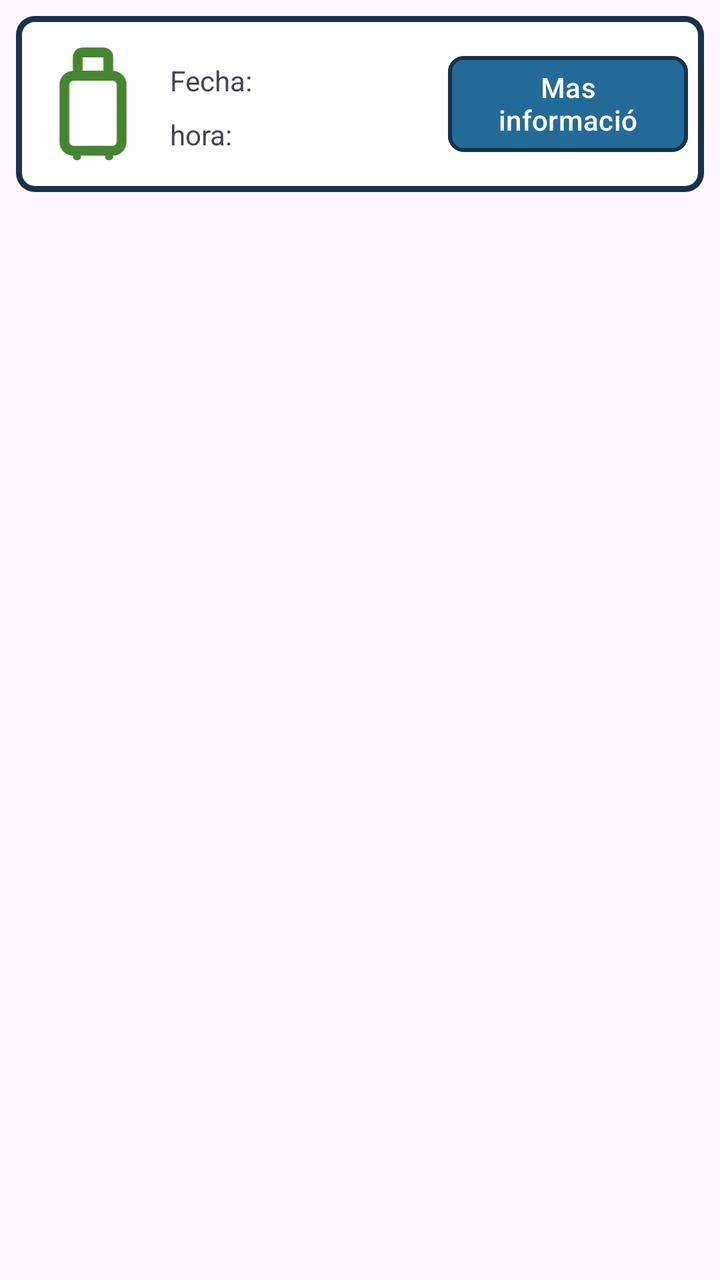
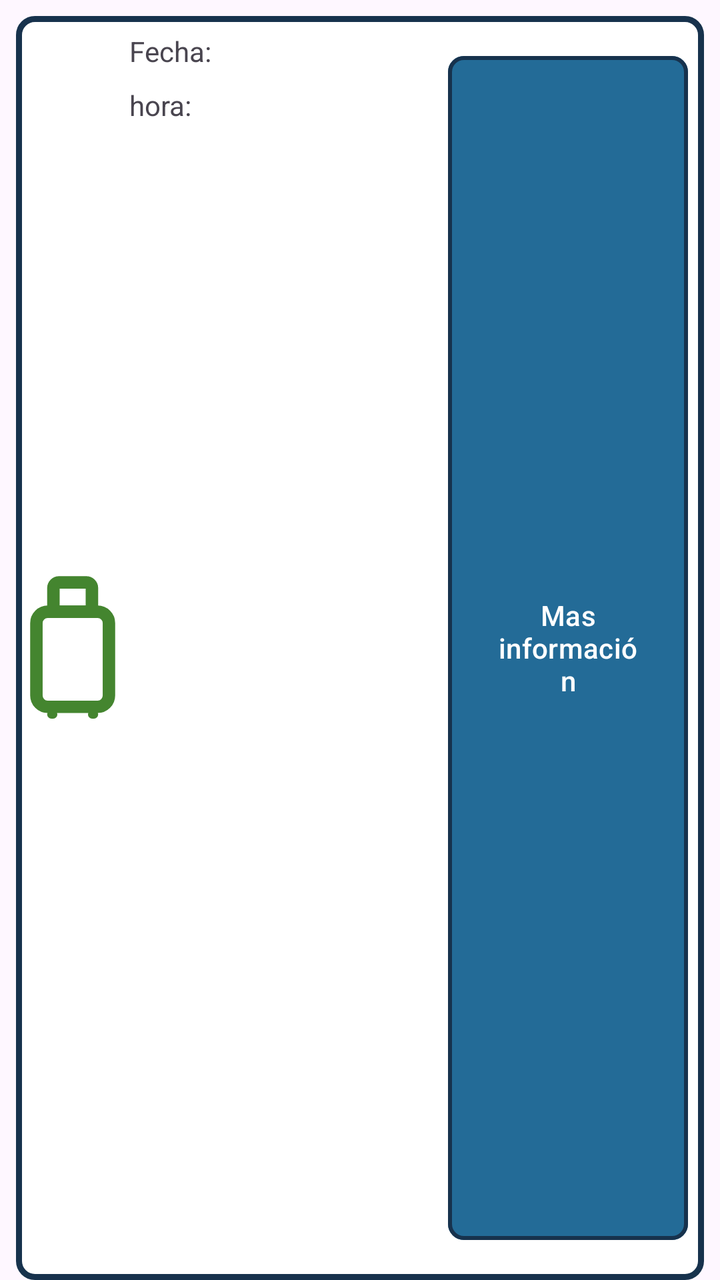

Two renders of the same Android screen: before a commit and after it. Below are the layout's source before the change and the commit's diff.
<!-- AndroidManifest.xml: application theme Theme.AEGIS -->
<!-- res/layout/golpes_recibidos_elementos.xml -->
<?xml version="1.0" encoding="utf-8"?>
<androidx.constraintlayout.widget.ConstraintLayout xmlns:android="http://schemas.android.com/apk/res/android"
    xmlns:app="http://schemas.android.com/apk/res-auto"
    xmlns:tools="http://schemas.android.com/tools"
    android:layout_width="match_parent"
    android:layout_height="match_parent">

    <TextView
        android:id="@+id/textView2"
        android:layout_width="0dp"
        android:layout_height="0dp"
        android:layout_marginStart="8dp"
        android:layout_marginTop="8dp"
        android:layout_marginEnd="8dp"
        android:background="@drawable/borde_tarjeta"
        app:layout_constraintBottom_toTopOf="@+id/guideline4"
        app:layout_constraintEnd_toEndOf="parent"
        app:layout_constraintHorizontal_bias="0.0"
        app:layout_constraintStart_toStartOf="parent"
        app:layout_constraintTop_toTopOf="parent"
        app:strokeColor="#17324D"
        app:strokeWidth="4dp" />

    <androidx.constraintlayout.widget.Guideline
        android:id="@+id/guideline4"
        android:layout_width="wrap_content"
        android:layout_height="wrap_content"
        android:orientation="horizontal"
        app:layout_constraintGuide_percent="0.15" />

    <androidx.constraintlayout.widget.Guideline
        android:id="@+id/guideline5"
        android:layout_width="wrap_content"
        android:layout_height="wrap_content"
        android:orientation="vertical"
        app:layout_constraintGuide_percent="0.6" />

    <ImageView
        android:id="@+id/imageView"
        android:layout_width="45dp"
        android:layout_height="59dp"
        android:layout_marginStart="16dp"
        app:layout_constraintBottom_toTopOf="@+id/guideline4"
        app:layout_constraintStart_toStartOf="@+id/textView2"
        app:layout_constraintTop_toTopOf="@+id/textView2"
        app:srcCompat="@drawable/maleta_verde" />

    <TextView
        android:id="@+id/textView3"
        android:layout_width="0dp"
        android:layout_height="wrap_content"
        android:layout_marginStart="16dp"
        android:layout_marginTop="8dp"
        android:layout_marginEnd="8dp"
        android:text="Fecha: "
        app:layout_constraintEnd_toStartOf="@+id/guideline5"
        app:layout_constraintStart_toEndOf="@+id/imageView"
        app:layout_constraintTop_toTopOf="@+id/imageView" />

    <TextView
        android:id="@+id/textView4"
        android:layout_width="0dp"
        android:layout_height="wrap_content"
        android:layout_marginTop="8dp"
        android:layout_marginEnd="8dp"
        android:text="hora:"
        app:layout_constraintEnd_toStartOf="@+id/guideline5"
        app:layout_constraintStart_toStartOf="@+id/textView3"
        app:layout_constraintTop_toBottomOf="@+id/textView3" />

    <Button
        android:id="@+id/button2"
        android:layout_width="0dp"
        android:layout_height="0dp"
        android:layout_marginStart="8dp"
        android:layout_marginTop="16dp"
        android:layout_marginEnd="8dp"
        android:layout_marginBottom="16dp"
        android:width="2dp"
        android:text="Mas información"
        app:backgroundTint="#236B97"
        app:cornerRadius="8dp"
        app:layout_constraintBottom_toBottomOf="@+id/textView2"
        app:layout_constraintEnd_toEndOf="@+id/textView2"
        app:layout_constraintStart_toStartOf="@+id/guideline5"
        app:layout_constraintTop_toTopOf="@+id/textView2"
        app:strokeColor="#17324D"
        app:strokeWidth="2dp" />
</androidx.constraintlayout.widget.ConstraintLayout>
<!-- resources referenced by this layout -->
<resources>
  <!-- drawable borde_tarjeta (drawable) -->
  <?xml version="1.0" encoding="utf-8"?>
  <shape xmlns:android="http://schemas.android.com/apk/res/android">
      <solid android:color="#FFFFFF" />
      <stroke
          android:width="3dp"
          android:color="#17324D" />
      <corners android:radius="8dp" />
  </shape>
  <!-- drawable maleta_verde (drawable) -->
  <?xml version="1.0" encoding="utf-8"?>
  <vector xmlns:android="http://schemas.android.com/apk/res/android"
      android:width="100dp"
      android:height="132dp"
      android:viewportWidth="100"
      android:viewportHeight="132">
  
  
      <path
          android:pathData="M38,8 H62 A5,5 0 0 1 67,13 V29 A5,5 0 0 1 62,34 H38 A5,5 0 0 1 33,29 V13 A5,5 0 0 1 38,8 Z"
          android:strokeWidth="11"
          android:strokeColor="#44852F" />
  
  
      <path
          android:fillColor="#FFFFFF"
          android:pathData="M28,34 H72 A10,10 0 0 1 82,44 V108 A10,10 0 0 1 72,118 H28 A10,10 0 0 1 18,108 V44 A10,10 0 0 1 28,34 Z"
          android:strokeWidth="11"
          android:strokeColor="#44852F" />
  
  
      <path
          android:fillColor="#44852F"
          android:pathData="M31.5,121 H32.5 A4,3.75 0 0 1 36.5,124.75 A4,3.75 0 0 1 32.5,128.5 H31.5 A4,3.75 0 0 1 27.5,124.75 A4,3.75 0 0 1 31.5,121 Z" />
      <path
          android:fillColor="#44852F"
          android:pathData="M67.5,121 H68.5 A4,3.75 0 0 1 72.5,124.75 A4,3.75 0 0 1 68.5,128.5 H67.5 A4,3.75 0 0 1 63.5,124.75 A4,3.75 0 0 1 67.5,121 Z" />
  </vector>
  <style name="Theme.AEGIS" parent="Base.Theme.AEGIS" />
  <style name="Base.Theme.AEGIS" parent="Theme.Material3.DayNight.NoActionBar">
          
          
      </style>
</resources>

<!-- the commit's change to res/layout/golpes_recibidos_elementos.xml (unified diff, before → after) -->
@@ -3,7 +3,7 @@
     xmlns:app="http://schemas.android.com/apk/res-auto"
     xmlns:tools="http://schemas.android.com/tools"
     android:layout_width="match_parent"
-    android:layout_height="match_parent">
+    android:layout_height="100dp">
 
     <TextView
         android:id="@+id/textView2"
@@ -26,7 +26,7 @@
         android:layout_width="wrap_content"
         android:layout_height="wrap_content"
         android:orientation="horizontal"
-        app:layout_constraintGuide_percent="0.15" />
+        app:layout_constraintGuide_percent="1.0" />
 
     <androidx.constraintlayout.widget.Guideline
         android:id="@+id/guideline5"
@@ -35,12 +35,19 @@
         android:orientation="vertical"
         app:layout_constraintGuide_percent="0.6" />
 
+    <androidx.constraintlayout.widget.Guideline
+        android:id="@+id/guideline6"
+        android:layout_width="wrap_content"
+        android:layout_height="wrap_content"
+        android:orientation="vertical"
+        app:layout_constraintGuide_percent="0.18" />
+
     <ImageView
         android:id="@+id/imageView"
-        android:layout_width="45dp"
-        android:layout_height="59dp"
-        android:layout_marginStart="16dp"
+        android:layout_width="0dp"
+        android:layout_height="0dp"
         app:layout_constraintBottom_toTopOf="@+id/guideline4"
+        app:layout_constraintEnd_toStartOf="@+id/guideline6"
         app:layout_constraintStart_toStartOf="@+id/textView2"
         app:layout_constraintTop_toTopOf="@+id/textView2"
         app:srcCompat="@drawable/maleta_verde" />
@@ -49,12 +56,11 @@
         android:id="@+id/textView3"
         android:layout_width="0dp"
         android:layout_height="wrap_content"
-        android:layout_marginStart="16dp"
         android:layout_marginTop="8dp"
         android:layout_marginEnd="8dp"
         android:text="Fecha: "
         app:layout_constraintEnd_toStartOf="@+id/guideline5"
-        app:layout_constraintStart_toEndOf="@+id/imageView"
+        app:layout_constraintStart_toStartOf="@+id/guideline6"
         app:layout_constraintTop_toTopOf="@+id/imageView" />
 
     <TextView
